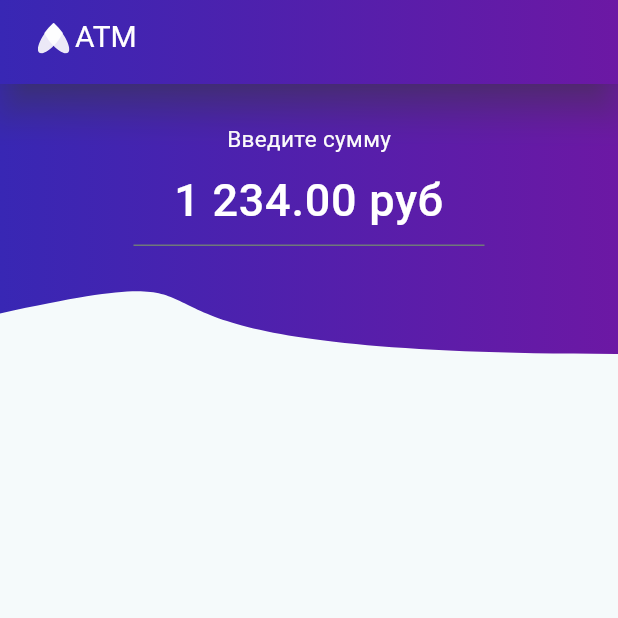
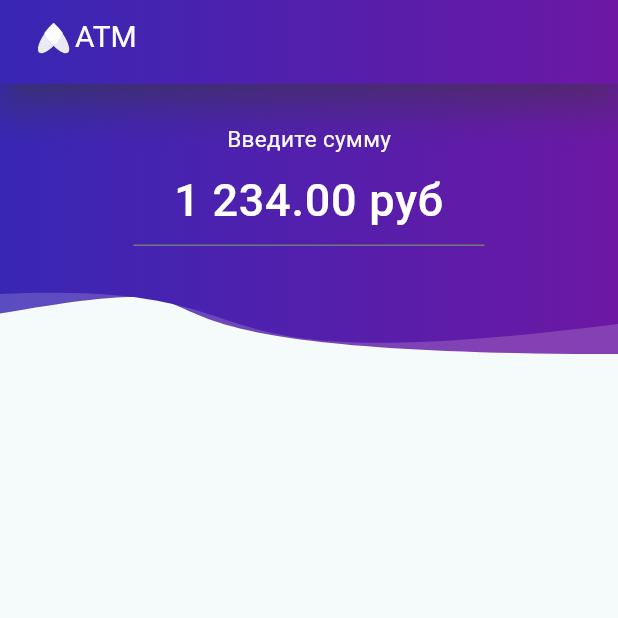
Before and after one commit to GarifullinII/atm, a Flutter app: the screen it shows after launch, on a phone screen of 412 x 824 dp, the top half of it. Run offline on Flutter 3.47's test engine with Material 3 defaults, Android fonts, the phone set to English and light mode, and no system bars; our stand-ins replace flutter_svg; Roboto replaces fonts that are missing (SF Pro Text, Trebuchet MS).

Commit message:
ATM add animation for SecondDrawClip

```diff
--- a/lib/utils/constants.dart
+++ b/lib/utils/constants.dart
@@ -14,5 +14,15 @@ class ColorConstants {
       Color(0xFF3827B4), // Start color
       Color(0xFF6C18A4), // End color
     ],
+  stops: [0.0, 1.0],
+  );
+  static LinearGradient circuitSecondColor = LinearGradient(
+    begin: Alignment.bottomLeft,
+    end: Alignment.bottomRight,
+    colors: [
+      const Color(0xFF3827B4).withOpacity(0.82), // #3827B4 in hexadecimal
+      const Color(0xFF6C18A4).withOpacity(0.82), // #6C18A4 in hexadecimal
+    ],
+    stops: [0.0, 0.824], // Equivalent to 0% and 82.4%
   );
 }
--- a/lib/views/pages/amount_entry.dart
+++ b/lib/views/pages/amount_entry.dart
@@ -13,22 +13,34 @@ class AmountEntryPage extends StatefulWidget {
 }
 
 class _AmountEntryPageState extends State<AmountEntryPage>
-    with SingleTickerProviderStateMixin {
+    with TickerProviderStateMixin {
   /// Input controller
   final TextEditingController controller = TextEditingController();
 
-  /// Animation controller
-  late AnimationController animationController;
+  /// Animation controllers
+  late AnimationController _animationFirstController;
+  late AnimationController _animationSecondController;
 
   @override
   void initState() {
-    animationController = AnimationController(
-      value: 0.0,
+    // Animation for FirstDrawClip
+    _animationFirstController = AnimationController(
+      value: 0,
       duration: const Duration(seconds: 10),
-      upperBound: 1,
-      lowerBound: -1,
+      upperBound: 1, // 1
+      lowerBound: -1, // -1
       vsync: this,
     )..repeat();
+
+    // Animation for SecondDrawClip
+    _animationSecondController = AnimationController(
+      value: 0,
+      duration: const Duration(seconds: 10),
+      upperBound: 0,
+      lowerBound: -1, // -1
+      vsync: this,
+    )..repeat();
+
     super.initState();
   }
 
@@ -50,12 +62,26 @@ class _AmountEntryPageState extends State<AmountEntryPage>
               alignment: Alignment.topCenter,
               children: <Widget>[
                 AnimatedBuilder(
-                  animation: animationController,
+                  animation: _animationFirstController,
                   builder: (BuildContext context, Widget? child) {
                     return ClipPath(
-                      clipper: DrawClip(animationController.value),
+                      clipper: FirstDrawClip(_animationFirstController.value),
                       child: Container(
                         height: 180,
+                        decoration: BoxDecoration(
+                          gradient: ColorConstants.circuitSecondColor,
+                        ),
+                      ),
+                    );
+                  },
+                ),
+                AnimatedBuilder(
+                  animation: _animationSecondController,
+                  builder: (BuildContext context, Widget? child) {
+                    return ClipPath(
+                      clipper: SecondDrawClip(_animationSecondController.value),
+                      child: Container(
+                        height: 200,
                         decoration: BoxDecoration(
                           gradient: ColorConstants.circuitFirstColor,
                         ),
@@ -78,10 +104,7 @@ class _AmountEntryPageState extends State<AmountEntryPage>
                       ),
                     ),
                     Padding(
-                      padding: const EdgeInsets.only(
-                        left: 89,
-                        // top: 8,
-                        right: 89,
+                      padding: const EdgeInsets.symmetric(horizontal: 89,
                       ),
                       child: TextFormField(
                         controller: controller,
@@ -115,10 +138,11 @@ class _AmountEntryPageState extends State<AmountEntryPage>
   }
 }
 
-class DrawClip extends CustomClipper<Path> {
+class FirstDrawClip extends CustomClipper<Path> {
   double move = 0;
   double slice = math.pi;
-  DrawClip(this.move);
+  FirstDrawClip(this.move);
+  // FirstDrawClip();
 
   @override
   getClip(Size size) {
@@ -126,9 +150,9 @@ class DrawClip extends CustomClipper<Path> {
     path.lineTo(0, size.height * 0.85);
     path.cubicTo(
       size.width * 0.5,
-      size.height * 0.6,
-      size.width * 0.5 + (size.width*0.5)*math.sin(move * slice),
-      size.height + math.cos(move * slice),
+      size.height * 0.65 + math.cos(move * slice),
+      size.width * 0.5 + (size.width * 0.5) * math.sin(move * slice),
+      size.height,
       size.width,
       size.height,
     );
@@ -142,3 +166,32 @@ class DrawClip extends CustomClipper<Path> {
     return true;
   }
 }
+
+class SecondDrawClip extends CustomClipper<Path> {
+  double move = 0;
+  double slice = math.pi;
+  SecondDrawClip(this.move);
+  // SecondDrawClip();
+
+  @override
+  getClip(Size size) {
+    Path path = Path();
+    path.lineTo(0, size.height * 0.7);
+    path.cubicTo(
+      size.width * 0.5,
+      size.height * 0.65 + math.cos(move * slice),
+      size.width * 0.55 + (size.width * 0.5) * math.sin(move * slice),
+      size.height,
+      size.width,
+      size.height * 0.8,
+    );
+    path.lineTo(size.width, 0);
+
+    return path;
+  }
+
+  @override
+  bool shouldReclip(covariant CustomClipper oldClipper) {
+    return true;
+  }
+}
```
